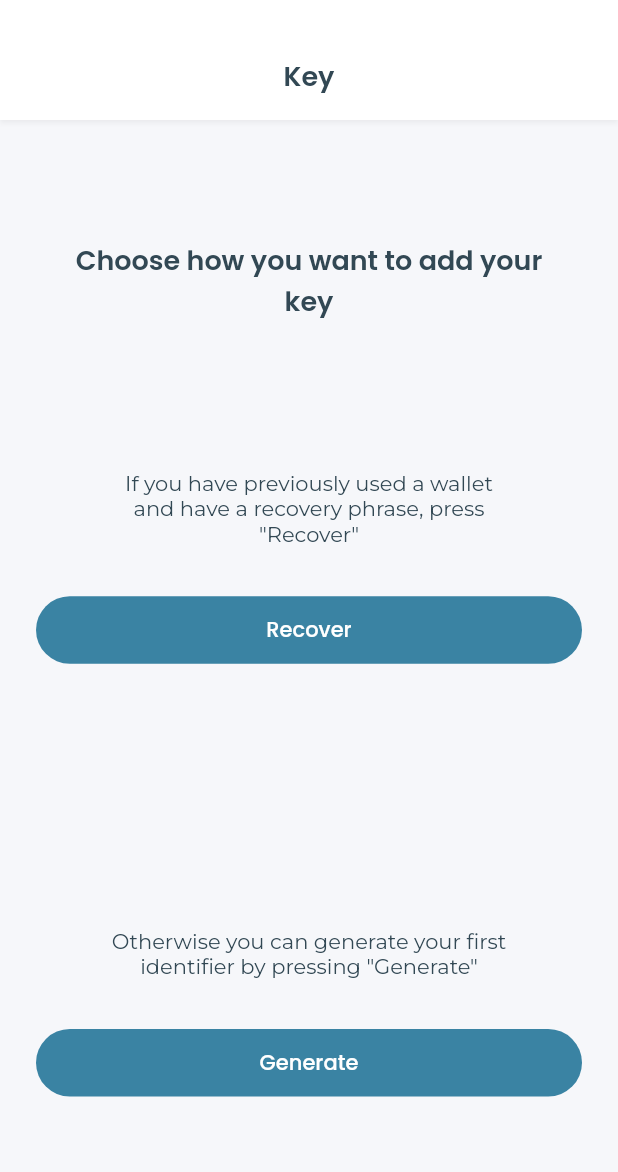
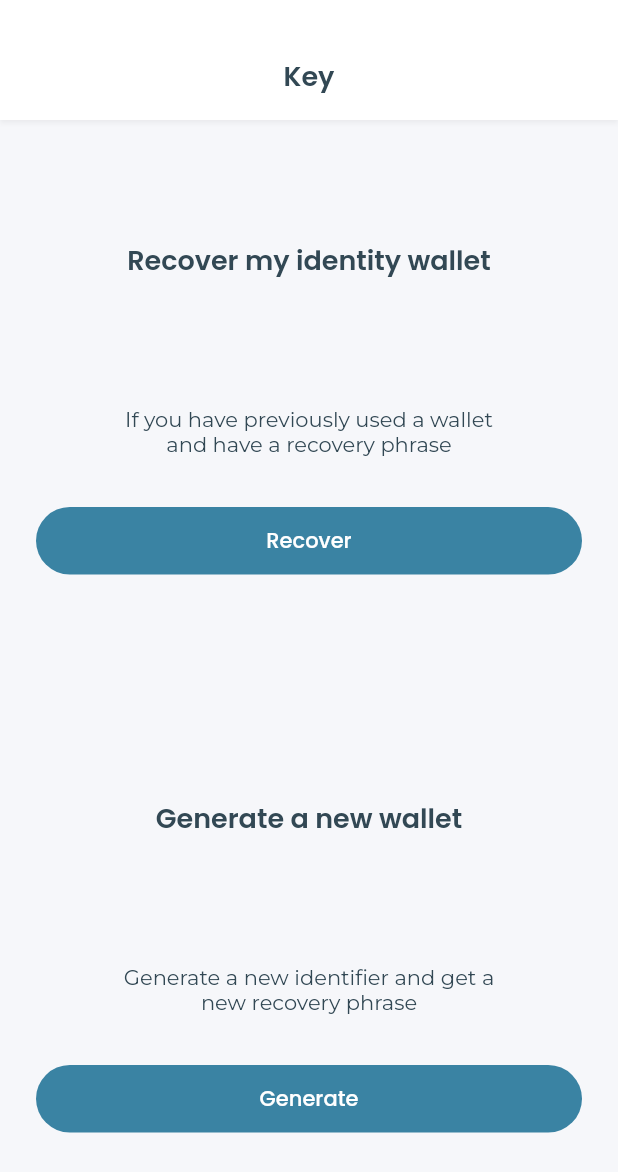
Before and after one commit to spruceid/wallet, a Flutter app: the OnBoardingKeyPage screen opened by its route, on a phone screen of 412 x 824 dp. Shown: the top 1172 px of the screen. Run offline on Flutter 3.47's test engine with Material 2 defaults, Android fonts, the light colour scheme and no system bars; our stand-ins replace bloc, dio, flutter_bloc, flutter_modular, flutter_secure_storage, flutter_svg and 6 more; missing offline and left inert: bip39, dart:html, didkit, qr_code_scanner; accounts and stored records are empty; project files that could hold a hidden picture were left out.

Commit message:
Fix OnBoarding KeyPage text

```diff
--- a/lib/app/pages/on_boarding/key.dart
+++ b/lib/app/pages/on_boarding/key.dart
@@ -1,6 +1,5 @@
 import 'package:credible/app/shared/widget/base/button.dart';
 import 'package:credible/app/shared/widget/base/page.dart';
-import 'package:credible/app/shared/widget/info_dialog.dart';
 import 'package:credible/localizations.dart';
 import 'package:flutter/cupertino.dart';
 import 'package:flutter/material.dart';
@@ -23,7 +22,7 @@ class OnBoardingKeyPage extends StatelessWidget {
               vertical: 48.0,
             ),
             child: Text(
-              'Choose how you want to add your key',
+              'Recover my identity wallet',
               textAlign: TextAlign.center,
               style: Theme.of(context).textTheme.subtitle1,
             ),
@@ -38,7 +37,7 @@ class OnBoardingKeyPage extends StatelessWidget {
                     horizontal: 48.0,
                   ),
                   child: Text(
-                    'If you have previously used a wallet and have a recovery phrase, press "Recover"',
+                    'If you have previously used a wallet and have a recovery phrase',
                     textAlign: TextAlign.center,
                     style: Theme.of(context).textTheme.bodyText1,
                   ),
@@ -46,13 +45,7 @@ class OnBoardingKeyPage extends StatelessWidget {
                 const SizedBox(height: 32.0),
                 BaseButton.blue(
                   onPressed: () {
-                    showDialog(
-                      context: context,
-                      builder: (context) => InfoDialog(
-                        title: 'Unavailable Feature',
-                        subtitle: "This feature isn't supported yet",
-                      ),
-                    );
+                    Modular.to.pushNamed('/on-boarding/recovery');
                   },
                   child: Text(localizations.onBoardingKeyRecover),
                 ),
@@ -60,6 +53,17 @@ class OnBoardingKeyPage extends StatelessWidget {
             ),
           ),
           const SizedBox(height: 64.0),
+          Padding(
+            padding: const EdgeInsets.symmetric(
+              horizontal: 16.0,
+              vertical: 48.0,
+            ),
+            child: Text(
+              'Generate a new wallet',
+              textAlign: TextAlign.center,
+              style: Theme.of(context).textTheme.subtitle1,
+            ),
+          ),
           Expanded(
             child: Column(
               mainAxisAlignment: MainAxisAlignment.center,
@@ -70,7 +74,7 @@ class OnBoardingKeyPage extends StatelessWidget {
                     horizontal: 48.0,
                   ),
                   child: Text(
-                    'Otherwise you can generate your first identifier by pressing "Generate"',
+                    'Generate a new identifier and get a new recovery phrase',
                     textAlign: TextAlign.center,
                     style: Theme.of(context).textTheme.bodyText1,
                   ),
@@ -78,7 +82,7 @@ class OnBoardingKeyPage extends StatelessWidget {
                 const SizedBox(height: 32.0),
                 BaseButton.blue(
                   onPressed: () {
-                    Modular.to.pushNamed('/on-boarding/gen');
+                    Modular.to.pushNamed('/on-boarding/gen-phrase');
                   },
                   child: Text(localizations.onBoardingKeyGenerate),
                 ),
```
